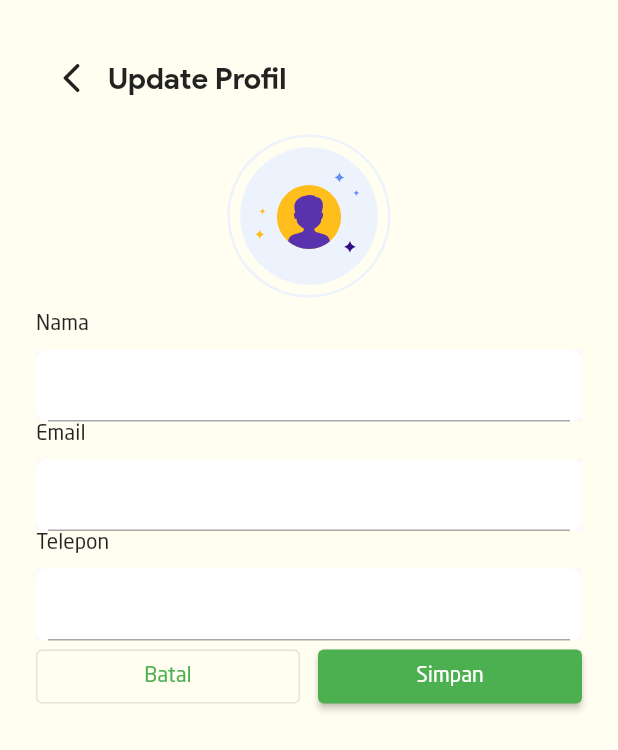
After one commit to Lapangan-Kosong/flutter, a Flutter app: the UpdateProfilePage screen opened by its route, on a phone screen of 412 x 824 dp. The commit adds this screen. Shown: the top 750 px of the screen. Run offline on Flutter 3.47's test engine with Material 3 defaults, Android fonts, the phone set to English and light mode, and no system bars; our stand-ins replace dio, firebase_messaging, flutter_riverpod, geolocator, google_maps_flutter, infinite_scroll_pagination and 3 more; missing offline and left inert: flutter_udid; accounts and stored records are empty; network calls fail.

Commit message:
update profile

```diff
--- a/lib/models/abs_menu.dart
+++ b/lib/models/abs_menu.dart
@@ -15,6 +15,7 @@ enum AppsMenuId {
   registrasi,
   sportActivity,
   addSportActivity,
+  updateProfile,
 }
 
 class AppsMenu {
--- a/lib/models/login/refresh_response.dart
+++ b/lib/models/login/refresh_response.dart
@@ -14,9 +14,9 @@ class RefreshAuthResponse {
       'kode_unit': 1,
       'nama_unit': 'Kantorku',
       'name': 'Indri Mayasari, S.Sos.',
-      'nip': 198407192007012004,
+      'nip': '198407192007012004',
       'role': 'Pegawai',
-      'username': 198407192007012004,
+      'username': '198407192007012004',
     },
   };
 
--- a/lib/ui/controller/navigation/menus.dart
+++ b/lib/ui/controller/navigation/menus.dart
@@ -63,4 +63,10 @@ class Menus {
         route: Routes.addSportActivity,
         image: Illustration.sportActivity,
       );
+  static AppsMenu get updateProfile => AppsMenu(
+        id: AppsMenuId.updateProfile,
+        title: 'Update Profil',
+        route: Routes.updateProfile,
+        image: null,
+      );
 }
--- a/lib/ui/controller/navigation/routes.dart
+++ b/lib/ui/controller/navigation/routes.dart
@@ -4,6 +4,7 @@ import 'package:abs/ui/pages/add_sport_activity_page.dart';
 import 'package:abs/ui/pages/dashboard_page.dart';
 import 'package:abs/ui/pages/login_page.dart';
 import 'package:abs/ui/pages/profil_page.dart';
+import 'package:abs/ui/pages/update_profile_page.dart';
 import 'package:abs/ui/pages/registration_page.dart';
 import 'package:abs/ui/pages/settings_page.dart';
 import 'package:abs/ui/pages/splash_page.dart';
@@ -16,6 +17,7 @@ class Routes {
   static const String login = '/login';
   static const String dashboard = '/dashboard';
   static const String profile = '/profile';
+  static const String updateProfile = '/profile/update';
   static const String activity = '/activity';
   static const String addActivity = '/addActivity';
   static const String presensi = '/presensi';
@@ -52,6 +54,7 @@ class Routes {
       Routes.login: (ctx) => const LoginPage(),
       Routes.dashboard: (ctx) => const DashboardPage(),
       Routes.profile: (ctx) => ProfilPage(),
+      Routes.updateProfile: (ctx) => const UpdateProfilePage(),
       Routes.registrasi: (ctx) => const RegistrationPage(),
       Routes.sportActivity: (ctx) => const SportActivityPage(),
       Routes.addSportActivity: (ctx) => const AddSportActivityPage(),
--- a/lib/ui/pages/add_sport_activity_page.dart
+++ b/lib/ui/pages/add_sport_activity_page.dart
@@ -202,7 +202,7 @@ class AddSportActivityPage extends ConsumerWidget {
                         contentPadding:
                             EdgeInsets.symmetric(horizontal: 16, vertical: 12),
                       ),
-                      initialValue: post.cityId,
+                      // initialValue: post.cityId,
                       items: const [
                         DropdownMenuItem(
                           value: 3171,
--- /dev/null
+++ b/lib/ui/pages/update_profile_page.dart
@@ -0,0 +1,206 @@
+import 'package:abs/constant/dimension.dart';
+import 'package:abs/constant/static_widget.dart';
+import 'package:abs/ui/widget/page_title.dart';
+import 'package:flutter/material.dart';
+import 'package:flutter_riverpod/flutter_riverpod.dart';
+import 'package:abs/ui/provider/provider.dart';
+import 'package:abs/models/login/me.dart';
+import 'package:lottie/lottie.dart';
+
+class UpdateProfilePage extends ConsumerStatefulWidget {
+  const UpdateProfilePage({super.key});
+
+  @override
+  ConsumerState<UpdateProfilePage> createState() => _UpdateProfilePageState();
+}
+
+class _UpdateProfilePageState extends ConsumerState<UpdateProfilePage> {
+  final _formKey = GlobalKey<FormState>();
+  final _nameController = TextEditingController();
+  final _emailController = TextEditingController();
+  final _phoneController = TextEditingController();
+  bool _loading = false;
+
+  @override
+  void initState() {
+    super.initState();
+    // Prefill from profile provider if available
+    Future.microtask(() async {
+      final me = await ref.read(profileProvider.future);
+      if (me != null) {
+        _nameController.text = me.name ?? '';
+        _emailController.text = me.email ?? '';
+        _phoneController.text = me.phoneNumber ?? '';
+      }
+    });
+  }
+
+  @override
+  void dispose() {
+    _nameController.dispose();
+    _emailController.dispose();
+    _phoneController.dispose();
+    super.dispose();
+  }
+
+  Future<void> _onSave() async {
+    if (!_formKey.currentState!.validate()) return;
+
+    setState(() => _loading = true);
+    try {
+      final me = await ref.read(profileProvider.future);
+      if (me == null || me.id == null) {
+        ScaffoldMessenger.of(context).showSnackBar(
+          const SnackBar(content: Text('Profil tidak tersedia')),
+        );
+        return;
+      }
+
+      final api = ref.read(apiProvider);
+      final result = await api.updateProfile(
+        id: me.id!.toString(),
+        email: _emailController.text.trim(),
+        name: _nameController.text.trim(),
+        phone_number: _phoneController.text.trim(),
+      );
+
+      if (result != null) {
+        // invalidate profileProvider to refresh data
+        ref.invalidate(profileProvider);
+        ScaffoldMessenger.of(context).showSnackBar(
+          SnackBar(content: Text(result.message ?? 'Berhasil diperbarui')),
+        );
+        Navigator.of(context).pop();
+      } else {
+        ScaffoldMessenger.of(context).showSnackBar(
+          const SnackBar(content: Text('Gagal memperbarui profil')),
+        );
+      }
+    } catch (e) {
+      ScaffoldMessenger.of(context).showSnackBar(
+        SnackBar(content: Text('Terjadi kesalahan: $e')),
+      );
+    } finally {
+      if (mounted) setState(() => _loading = false);
+    }
+  }
+
+  @override
+  Widget build(BuildContext context) {
+    return Scaffold(
+      backgroundColor: const Color(0xFFFFFEF0),
+      body: SafeArea(
+        child: Padding(
+          padding: const EdgeInsets.all(24.0),
+          child: Column(
+            children: [
+              Expanded(
+                child: SingleChildScrollView(
+                  child: Form(
+                    key: _formKey,
+                    child: Column(
+                      crossAxisAlignment: CrossAxisAlignment.stretch,
+                      children: [
+                        const PageTitle(
+                          title: 'Update Profil',
+                          withBackButton: true,
+                        ),
+                        StaticWidget.hMediumPadding,
+
+                        // Avatar / illustration (Lottie)
+                        Center(
+                          child: Lottie.asset('assets/json/user.json',
+                              width: Dimensions.giganticSize,
+                              height: Dimensions.giganticSize),
+                        ),
+                        StaticWidget.hLargePadding,
+
+                        // Form fields
+                        _LabeledField(
+                            label: 'Nama',
+                            child: TextFormField(
+                              controller: _nameController,
+                              validator: (v) => v == null || v.isEmpty ? 'Nama wajib diisi' : null,
+                            )),
+                        StaticWidget.hSmallPadding,
+                        _LabeledField(
+                            label: 'Email',
+                            child: TextFormField(
+                              controller: _emailController,
+                              validator: (v) => v == null || v.isEmpty ? 'Email wajib diisi' : null,
+                            )),
+                        StaticWidget.hSmallPadding,
+                        _LabeledField(
+                            label: 'Telepon',
+                            child: TextFormField(
+                              controller: _phoneController,
+                              keyboardType: TextInputType.phone,
+                            )),
+                        StaticWidget.hLargePadding,
+
+                        // Buttons
+                        Row(
+                          children: [
+                            Expanded(
+                              child: OutlinedButton(
+                                onPressed: _loading ? null : () => Navigator.of(context).pop(),
+                                child: const Text('Batal'),
+                              ),
+                            ),
+                            const SizedBox(width: 12),
+                            Expanded(
+                              child: ElevatedButton(
+                                onPressed: _loading ? null : _onSave,
+                                child: _loading
+                                    ? const SizedBox(
+                                        height: 20,
+                                        width: 20,
+                                        child: CircularProgressIndicator(strokeWidth: 2),
+                                      )
+                                    : const Text('Simpan'),
+                              ),
+                            ),
+                          ],
+                        ),
+                        StaticWidget.hLargePadding,
+                      ],
+                    ),
+                  ),
+                ),
+              ),
+            ],
+          ),
+        ),
+      ),
+    );
+  }
+}
+
+class _LabeledField extends StatelessWidget {
+  final String label;
+  final Widget child;
+  const _LabeledField({required this.label, required this.child});
+
+  @override
+  Widget build(BuildContext context) {
+
+    return Column(
+      crossAxisAlignment: CrossAxisAlignment.start,
+      children: [
+  Text(label, style: Theme.of(context).textTheme.labelLarge),
+        const SizedBox(height: 8),
+        Material(
+          elevation: 0,
+          child: Container(
+            decoration: BoxDecoration(
+              color: Colors.white,
+              borderRadius: BorderRadius.circular(8),
+            ),
+            padding: const EdgeInsets.symmetric(horizontal: 8),
+            child: child,
+          ),
+        ),
+      ],
+    );
+  }
+}
--- a/lib/ui/widget/illustration.dart
+++ b/lib/ui/widget/illustration.dart
@@ -34,6 +34,6 @@ class Illustration {
     fit: BoxFit.contain,
   );
 
-  static final registrasi = Lottie.asset('/assets/json/profile.json');
-  static final sportActivity = Lottie.asset('/assets/json/sports.json');
+  static final registrasi = Lottie.asset('assets/json/profile.json');
+  static final sportActivity = Lottie.asset('assets/json/sports.json');
 }
```
Also changed, not shown: lib/models/profile/updateProfile.dart (added, +77 -0 lines), lib/repositories/api_repository.dart (+26 -0 lines), lib/ui/pages/profil_page.dart (+8 -1 lines).
